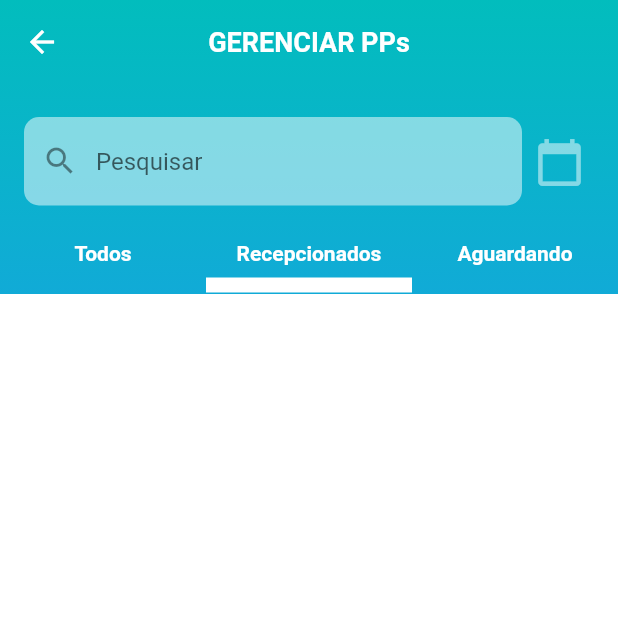
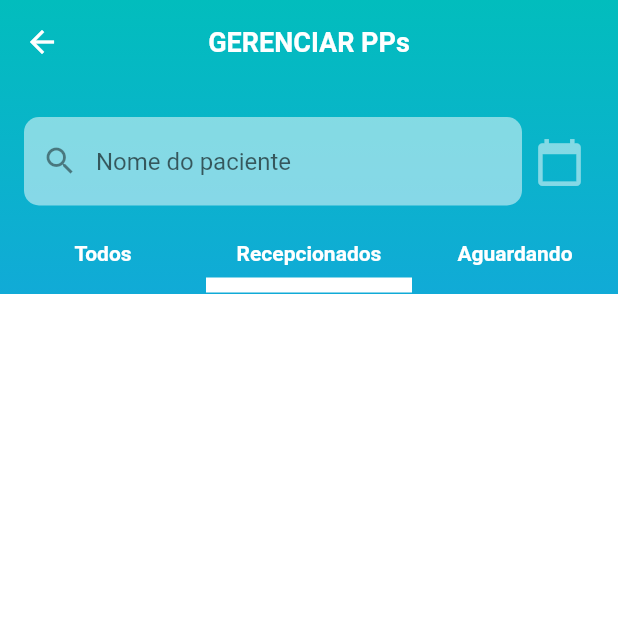
Before and after one commit to Gabriellimmaa/ppeu-app-TCC, a Flutter app: the ManagePPScreen screen opened directly, after a tap on "Recepcionados", on a phone screen of 412 x 824 dp, the top half of it. Run offline on Flutter 3.47's test engine with Material 2 defaults, Android fonts, the phone set to English and light mode, and no system bars; our stand-ins replace mask_text_input_formatter, shared_preferences, supabase, syncfusion_flutter_charts; accounts and stored records are empty.

Commit message:
feat/filter-pp-in-managePP-screen

```diff
--- a/lib/core/notifier/database.notifier.dart
+++ b/lib/core/notifier/database.notifier.dart
@@ -35,9 +35,14 @@ class DatabaseNotifier extends ChangeNotifier {
     return data.map((e) => PPModel.fromJson(e)).toList();
   }
 
-  Future filterByStatus({required String status}) async {
+  Future filterByStatus(
+      {required String status,
+      required String name,
+      required String date}) async {
     var data = await _databaseService.filterByStatus(
       status: status,
+      name: name,
+      date: date,
     );
 
     return data.map((e) => PPModel.fromJson(e)).toList();
--- a/lib/core/service/database.service.dart
+++ b/lib/core/service/database.service.dart
@@ -1,4 +1,5 @@
 import 'package:flutter/material.dart';
+import 'package:intl/intl.dart';
 import 'package:ppue/credentials/supabase.credentials.dart';
 import 'package:ppue/models/PP.model.dart';
 import 'package:ppue/models/PPStatus.model.dart';
@@ -95,12 +96,36 @@ class DatabaseService {
 
   Future filterByStatus({
     required String status,
+    required String name,
+    required String date,
   }) async {
-    var response = await SupabaseCredentials.supabaseClient
-        .from('pp')
-        .select()
-        .eq('status', status)
-        .execute();
+    var query = SupabaseCredentials.supabaseClient.from('pp').select();
+
+    if (status != 'all') {
+      query = query.eq('status', status);
+    }
+
+    if (name != '') {
+      query = query.ilike('identificacao->>nome', '%$name%');
+    }
+
+    if (date != '') {
+      DateTime selectedDate = DateFormat("yyyy-MM-dd").parse(date);
+
+      DateTime startDate = DateTime(
+          selectedDate.year, selectedDate.month, selectedDate.day, 0, 0, 0);
+      DateTime endDate = DateTime(selectedDate.year, selectedDate.month,
+          selectedDate.day, 23, 59, 59, 999);
+
+      query = query
+          .gte('created_at', startDate.toIso8601String())
+          .lte('created_at', endDate.toIso8601String());
+    }
+    print(name);
+    print(status);
+    print(date);
+    var response = await query.execute();
+
     return response.data;
   }
 }
--- a/lib/models/PP.model.dart
+++ b/lib/models/PP.model.dart
@@ -1,4 +1,5 @@
 import 'dart:convert';
+import 'package:intl/intl.dart';
 import 'package:ppue/models/PP/Acesso.model.dart';
 import 'package:ppue/models/PP/CateterGastrico.model.dart';
 import 'package:ppue/models/PP/CateterVesical.model.dart';
@@ -19,6 +20,7 @@ class PPModel {
   final AvaliacaoModel avaliacao;
   final RecomendacoesModel recomendacoes;
   String? status;
+  String? createdAt;
 
   PPModel(
       {required this.identificacao,
@@ -27,6 +29,7 @@ class PPModel {
       required this.avaliacao,
       required this.recomendacoes,
       this.status,
+      this.createdAt,
       this.id});
 
   Map<String, dynamic> toJson() {
@@ -40,6 +43,11 @@ class PPModel {
   }
 
   factory PPModel.fromJson(Map<String, dynamic> json) {
+    String dateString = json['created_at'];
+
+    DateFormat format = DateFormat("yyyy-MM-dd'T'HH:mm:ss.SSSSSSZ");
+
+    DateTime createdAt = format.parse(dateString);
     return PPModel(
       identificacao: IdentificacaoModel.fromJson(json['identificacao']),
       situacao: SituacaoModel.fromJson(json['situacao']),
@@ -47,6 +55,8 @@ class PPModel {
       avaliacao: AvaliacaoModel.fromJson(json['avaliacao']),
       recomendacoes: RecomendacoesModel.fromJson(json['recomendacoes']),
       status: json['status'],
+      createdAt:
+          "${createdAt.day.toString().padLeft(2, '0')}/${createdAt.month.toString().padLeft(2, '0')}/${createdAt.year}",
       id: json['id'],
     );
   }
--- a/lib/screens/ManagePP/ManagePP.screen.dart
+++ b/lib/screens/ManagePP/ManagePP.screen.dart
@@ -1,10 +1,12 @@
 import 'package:flutter/material.dart';
+import 'package:intl/intl.dart';
 import 'package:ppue/core/notifier/database.notifier.dart';
 import 'package:ppue/models/PP.model.dart';
 import 'package:ppue/models/PPStatus.model.dart';
 import 'package:ppue/screens/ViewPP.screen.dart';
 import 'package:ppue/widgets/GradientContainer.widget.dart';
 import 'package:provider/provider.dart';
+import 'dart:async';
 
 class ManagePPScreen extends StatefulWidget {
   const ManagePPScreen({Key? key}) : super(key: key);
@@ -18,6 +20,9 @@ class _ManagePPScreenState extends State<ManagePPScreen> {
   String buttonText = 'Selecione';
   String _selectedButtonIndex = 'all';
   List<dynamic> data = [];
+  final TextEditingController _dateController = TextEditingController();
+  final TextEditingController _nameController = TextEditingController();
+  Timer? _debounce;
 
   bool vertical = false;
   List<Widget> fruits = <Widget>[Text('Apple'), Text('Banana'), Text('Orange')];
@@ -31,6 +36,14 @@ class _ManagePPScreenState extends State<ManagePPScreen> {
   }
 
   @override
+  void dispose() {
+    _dateController.dispose();
+    _nameController.dispose();
+    _debounce?.cancel();
+    super.dispose();
+  }
+
+  @override
   void initState() {
     super.initState();
     fetchAllPP(context);
@@ -41,18 +54,68 @@ class _ManagePPScreenState extends State<ManagePPScreen> {
     DatabaseNotifier databaseNotifier =
         Provider.of<DatabaseNotifier>(context, listen: false);
 
-    Future<void> fetchFilterByStatus(String status) async {
-      if (status == 'all') {
-        var response = await databaseNotifier.fetchAll();
-        setState(() {
-          data = response;
-        });
+    _onSearchChanged() {
+      if (_debounce?.isActive ?? false) _debounce?.cancel();
+      _debounce = Timer(const Duration(milliseconds: 500), () async {
+        showDialog(
+          context: context,
+          builder: (BuildContext context) {
+            return Center(
+              child: CircularProgressIndicator(),
+            );
+          },
+          barrierDismissible: false,
+        );
+
+        try {
+          var response = await databaseNotifier.filterByStatus(
+              status: _selectedButtonIndex,
+              name: _nameController.text,
+              date: _dateController.text);
+
+          if (response.isEmpty) {
+            // ignore: use_build_context_synchronously
+            Navigator.pop(context); // Fecha o diálogo de loading
+            // ignore: use_build_context_synchronously
+            showDialog(
+              context: context,
+              builder: (BuildContext context) {
+                return AlertDialog(
+                  title: Text('Nenhuma PP encontrada'),
+                  content: Text(
+                      'Não foi encontrado nenhuma passagem de plantão com os dados informados.'),
+                  actions: [
+                    TextButton(
+                      onPressed: () {
+                        Navigator.pop(context);
+                      },
+                      child: Text('OK'),
+                    ),
+                  ],
+                );
+              },
+            );
           } else {
-        var response = await databaseNotifier.filterByStatus(status: status);
+            // ignore: use_build_context_synchronously
+            Navigator.pop(context);
             setState(() {
               data = response;
             });
           }
+        } catch (e) {
+          Navigator.pop(context); // Fecha o diálogo de loading em caso de erro
+        }
+      });
+    }
+
+    Future<void> fetchFilterByStatus(String status) async {
+      var response = await databaseNotifier.filterByStatus(
+          status: status,
+          name: _nameController.text,
+          date: _dateController.text);
+      setState(() {
+        data = response;
+      });
     }
 
     return Scaffold(
@@ -75,13 +138,16 @@ class _ManagePPScreenState extends State<ManagePPScreen> {
                   top: 8,
                   bottom: 16,
                 ),
-                child: Row(children: [
+                child: Row(
+                  children: [
                     Expanded(
                       child: TextField(
+                        controller: _nameController,
+                        onChanged: (data) => _onSearchChanged(),
                         decoration: InputDecoration(
                           filled: true,
                           fillColor: Colors.white.withOpacity(0.5),
-                        hintText: 'Pesquisar',
+                          hintText: 'Nome do paciente',
                           prefixIcon: Icon(Icons.search),
                           border: OutlineInputBorder(
                             borderRadius: BorderRadius.circular(10),
@@ -91,14 +157,57 @@ class _ManagePPScreenState extends State<ManagePPScreen> {
                       ),
                     ),
                     IconButton(
-                    onPressed: () {},
-                    icon: Icon(
+                      onPressed: () async {
+                        DateTime? date = await showDatePicker(
+                          context: context,
+                          initialDate: DateTime.now(),
+                          firstDate: DateTime(2018),
+                          lastDate: DateTime(2030),
+                        );
+
+                        if (date != null) {
+                          _dateController.text =
+                              DateFormat('yyyy-MM-dd').format(date);
+                          _onSearchChanged();
+                        }
+                      },
+                      icon: Stack(
+                        alignment: Alignment.center,
+                        children: [
+                          Icon(
                             Icons.calendar_today,
                             color: Colors.white.withOpacity(0.5),
                             size: 34,
                           ),
+                          if (_dateController.text.isNotEmpty)
+                            Positioned(
+                              right: 0,
+                              top: 0,
+                              child: GestureDetector(
+                                onTap: () {
+                                  _dateController.text = "";
+                                  _onSearchChanged();
+                                },
+                                child: Container(
+                                  padding: EdgeInsets.all(4),
+                                  decoration: BoxDecoration(
+                                    shape: BoxShape.circle,
+                                    color: Colors
+                                        .red, // Pode ser uma cor que chame atenção
+                                  ),
+                                  child: Icon(
+                                    Icons.close,
+                                    color: Colors.white,
+                                    size: 12,
+                                  ),
+                                ),
+                              ),
+                            ),
+                        ],
+                      ),
                     )
-                ]),
+                  ],
+                ),
               ),
               Row(
                 children: [
@@ -265,7 +374,7 @@ class _ManagePPScreenState extends State<ManagePPScreen> {
                                           fontWeight: FontWeight.bold),
                                     ),
                                     Text(
-                                      item.identificacao.dataNascimento,
+                                      item.createdAt.toString(),
                                       style: TextStyle(fontSize: 14),
                                     ),
                                   ],
```
Lines whose indentation alone changed are shown as unchanged.
